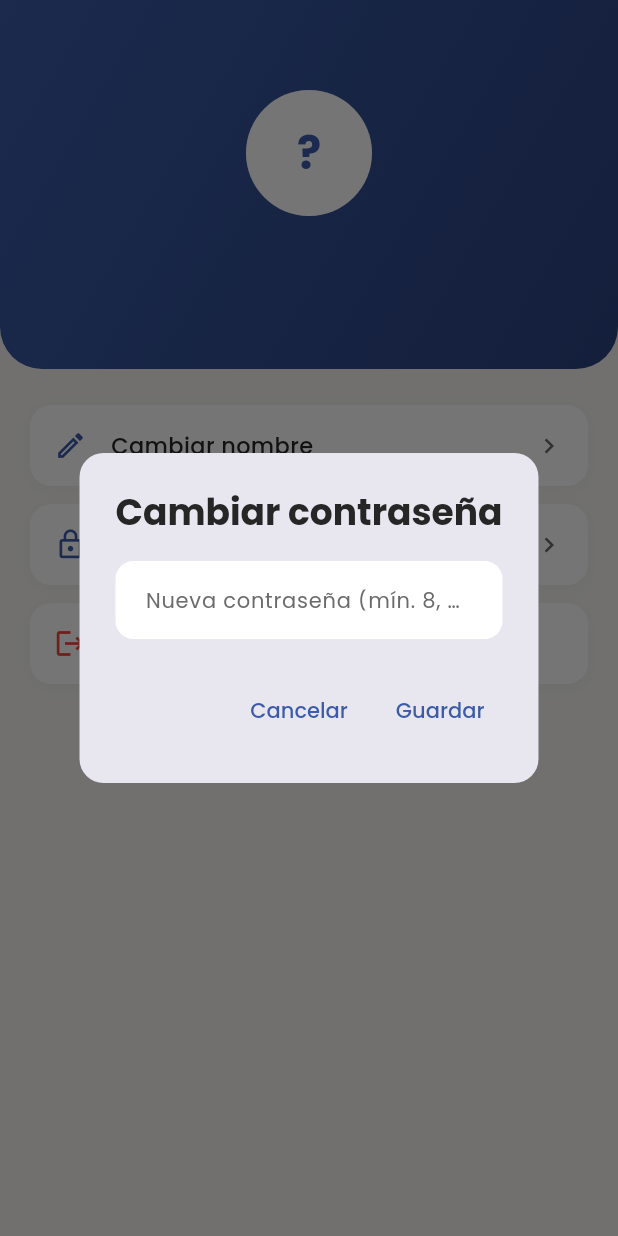
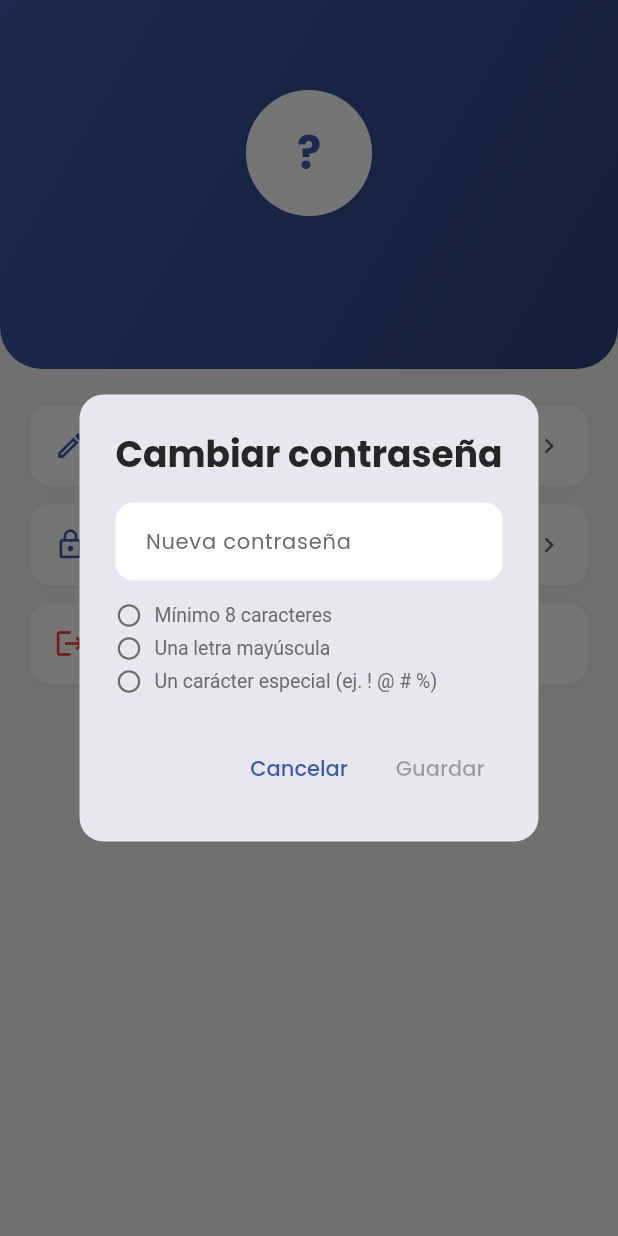
Before and after one commit to joelsanran/mi_biblioteca, a Flutter app: the ProfileScreen screen opened directly with empty values, after a tap on "Cambiar contraseña", on a phone screen of 412 x 824 dp. Run offline on Flutter 3.47's test engine with Material 3 defaults, Android fonts, the phone set to English and light mode, and no system bars; our stand-ins replace cloud_firestore, firebase_auth, firebase_core, google_fonts, google_sign_in, image_picker; accounts and stored records are empty.

Commit message:
feat: validar nombre y correo, y mostrar requisitos de contraseña en tiempo real

```diff
--- a/lib/screens/user/profile_screen.dart
+++ b/lib/screens/user/profile_screen.dart
@@ -4,6 +4,8 @@ import '../../services/auth_service.dart';
 import '../../screens/auth/login_screen.dart';
 import '../../theme/app_theme.dart';
 import '../../utils/validators.dart';
+import 'package:flutter/services.dart';
+import '../../widgets/password_requirements.dart';
 
 class ProfileScreen extends StatefulWidget {
   const ProfileScreen({
@@ -40,12 +42,20 @@ class _ProfileScreenState extends State<ProfileScreen> {
     final ctrl = TextEditingController(text: widget.name);
     final newName = await showDialog<String>(
       context: context,
-      builder: (_) => AlertDialog(
+      builder: (_) => StatefulBuilder(
+        builder: (context, setDialogState) {
+          final error = Validators.personName(ctrl.text);
+          return AlertDialog(
             shape: RoundedRectangleBorder(borderRadius: BorderRadius.circular(16)),
             title: const Text('Cambiar nombre'),
             content: TextField(
               controller: ctrl,
-          decoration: const InputDecoration(labelText: 'Nuevo nombre'),
+              textCapitalization: TextCapitalization.words,
+              onChanged: (_) => setDialogState(() {}),
+              decoration: InputDecoration(
+                labelText: 'Nuevo nombre',
+                errorText: ctrl.text.isEmpty ? null : error,
+              ),
             ),
             actions: [
               TextButton(
@@ -53,28 +63,31 @@ class _ProfileScreenState extends State<ProfileScreen> {
                 child: const Text('Cancelar'),
               ),
               TextButton(
-            onPressed: () => Navigator.pop(context, ctrl.text.trim()),
+                onPressed: error == null
+                    ? () => Navigator.pop(context, ctrl.text.trim())
+                    : null,
                 child: const Text('Guardar'),
               ),
             ],
+          );
+        },
       ),
     );
 
-    if (newName != null && newName.isNotEmpty && mounted) {
+    if (newName == null || newName.isEmpty || !mounted) return;
+
     try {
       await _authService.updateDisplayName(newName);
       widget.onNameChanged(newName);
       if (mounted) {
-          ScaffoldMessenger.of(
-            context,
-          ).showSnackBar(const SnackBar(content: Text('Nombre actualizado')));
+        ScaffoldMessenger.of(context).showSnackBar(
+          const SnackBar(content: Text('Nombre actualizado')),
+        );
       }
     } catch (e) {
       if (mounted) {
-          ScaffoldMessenger.of(
-            context,
-          ).showSnackBar(SnackBar(content: Text('Error: $e')));
-        }
+        ScaffoldMessenger.of(context)
+            .showSnackBar(SnackBar(content: Text('Error: $e')));
       }
     }
   }
@@ -83,14 +96,30 @@ class _ProfileScreenState extends State<ProfileScreen> {
     final ctrl = TextEditingController();
     final newPassword = await showDialog<String>(
       context: context,
-      builder: (_) => AlertDialog(
+      builder: (_) => StatefulBuilder(
+        builder: (context, setDialogState) {
+          final isValid = Validators.password(ctrl.text) == null;
+          return AlertDialog(
             shape: RoundedRectangleBorder(borderRadius: BorderRadius.circular(16)),
             title: const Text('Cambiar contraseña'),
-        content: TextField(
+            content: SingleChildScrollView(
+              child: Column(
+                mainAxisSize: MainAxisSize.min,
+                crossAxisAlignment: CrossAxisAlignment.start,
+                children: [
+                  TextField(
                     controller: ctrl,
                     obscureText: true,
-          decoration: const InputDecoration(
-            labelText: 'Nueva contraseña (mín. 8, con letras y números)',
+                    inputFormatters: [
+                      FilteringTextInputFormatter.deny(RegExp(r'\s')),
+                    ],
+                    onChanged: (_) => setDialogState(() {}),
+                    decoration:
+                        const InputDecoration(labelText: 'Nueva contraseña'),
+                  ),
+                  const SizedBox(height: 12),
+                  PasswordRequirements(controller: ctrl),
+                ],
               ),
             ),
             actions: [
@@ -99,14 +128,17 @@ class _ProfileScreenState extends State<ProfileScreen> {
                 child: const Text('Cancelar'),
               ),
               TextButton(
-            onPressed: () => Navigator.pop(context, ctrl.text.trim()),
+                onPressed: isValid ? () => Navigator.pop(context, ctrl.text) : null,
                 child: const Text('Guardar'),
               ),
             ],
+          );
+        },
       ),
     );
 
-    if (newPassword != null && Validators.password(newPassword) == null && mounted) {
+    if (newPassword == null || !mounted) return;
+
     try {
       await _authService.updatePassword(newPassword);
       if (mounted) {
@@ -116,24 +148,11 @@ class _ProfileScreenState extends State<ProfileScreen> {
       }
     } on FirebaseAuthException catch (e) {
       if (mounted) {
-          ScaffoldMessenger.of(context).showSnackBar(
-            SnackBar(
-              content: Text(
-                e.code == 'requires-recent-login'
+        ScaffoldMessenger.of(context).showSnackBar(SnackBar(
+          content: Text(e.code == 'requires-recent-login'
               ? 'Por seguridad, cierra sesión y vuelve a entrar antes de cambiar tu contraseña'
-                    : 'Error: ${e.message}',
-              ),
-            ),
-          );
-        }
-      }
-    } else if (newPassword != null && newPassword.isNotEmpty) {
-      if (mounted) {
-        ScaffoldMessenger.of(context).showSnackBar(
-          SnackBar(
-            content: Text(Validators.password(newPassword) ?? 'Contraseña no válida'),
-          ),
-        );
+              : 'Error: ${e.message}'),
+        ));
       }
     }
   }
--- /dev/null
+++ b/lib/widgets/password_requirements.dart
@@ -0,0 +1,58 @@
+import 'package:flutter/material.dart';
+import '../theme/app_theme.dart';
+import '../utils/validators.dart';
+
+class PasswordRequirements extends StatelessWidget {
+  const PasswordRequirements({super.key, required this.controller});
+
+  final TextEditingController controller;
+
+  @override
+  Widget build(BuildContext context) {
+    return ValueListenableBuilder<TextEditingValue>(
+      valueListenable: controller,
+      builder: (context, value, _) {
+        final p = value.text;
+        return Column(
+          crossAxisAlignment: CrossAxisAlignment.start,
+          children: [
+            _item('Mínimo 8 caracteres', Validators.hasMinLength(p)),
+            _item('Una letra mayúscula', Validators.hasUppercase(p)),
+            _item('Un carácter especial (ej. ! @ # %)',
+                Validators.hasSpecialChar(p)),
+          ],
+        );
+      },
+    );
+  }
+
+  Widget _item(String text, bool met) {
+    final color = met ? AppColors.success : AppColors.textLight;
+    return Padding(
+      padding: const EdgeInsets.symmetric(vertical: 2),
+      child: Row(
+        children: [
+          AnimatedSwitcher(
+            duration: const Duration(milliseconds: 200),
+            child: Icon(
+              met ? Icons.check_circle : Icons.radio_button_unchecked,
+              key: ValueKey(met),
+              size: 18,
+              color: color,
+            ),
+          ),
+          const SizedBox(width: 8),
+          AnimatedDefaultTextStyle(
+            duration: const Duration(milliseconds: 200),
+            style: TextStyle(
+              fontSize: 13,
+              color: color,
+              fontWeight: met ? FontWeight.w600 : FontWeight.normal,
+            ),
+            child: Text(text),
+          ),
+        ],
+      ),
+    );
+  }
+}
```
Also changed, not shown: lib/screens/auth/register_screen.dart (+34 -46 lines). Lines whose indentation alone changed are shown as unchanged.
